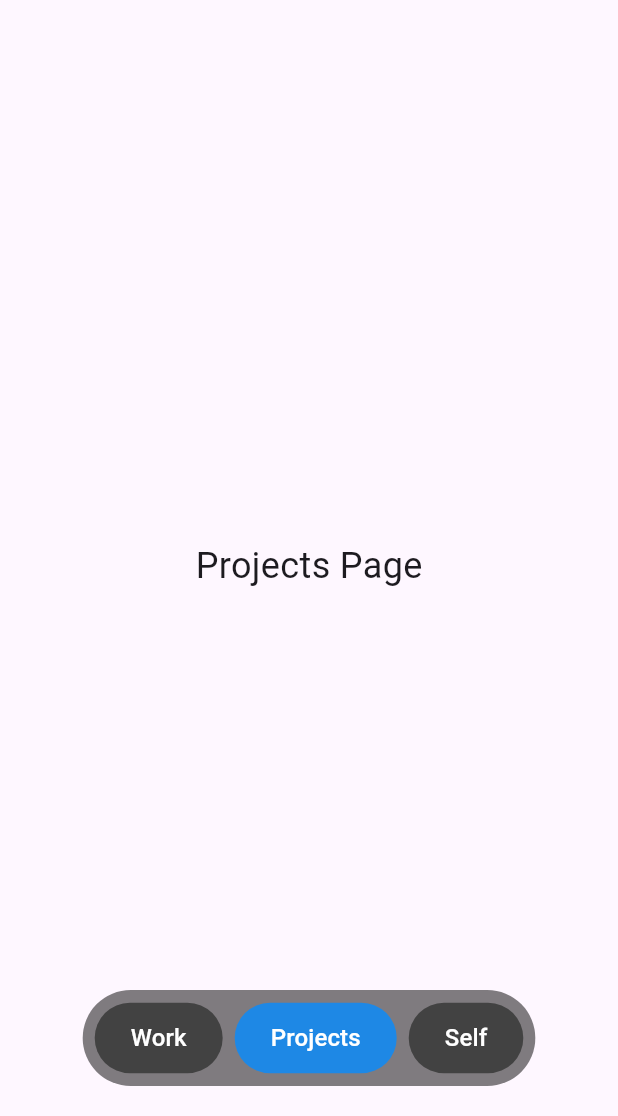
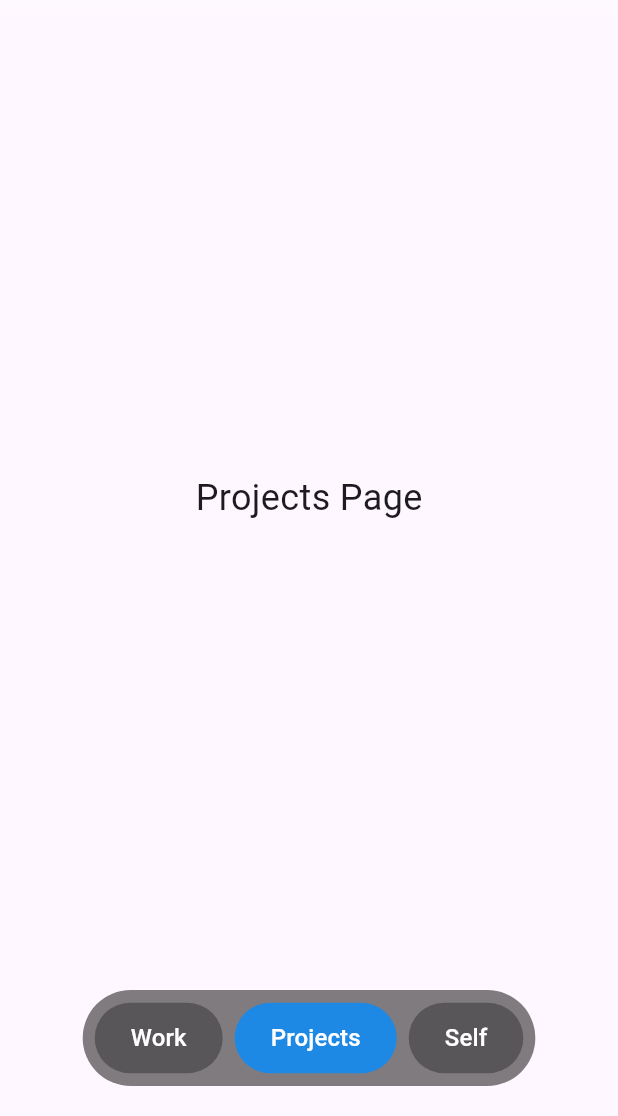
Before and after one commit to Guevara0711/Portafolio_Flutter, a Flutter app: the screen it shows after launch, item 2 of the bottom bar chosen, on a phone screen of 412 x 824 dp, the part 120-1236 px from its top. Run offline on Flutter 3.47's test engine with Material 3 defaults, Android fonts, the phone set to English and light mode, and no system bars.

Commit message:
cambios en scrool

```diff
--- a/lib/home.dart
+++ b/lib/home.dart
@@ -42,12 +42,28 @@ class _MyHomePageState extends State<MyHomePage> {
     return Scaffold(
       body: Stack(
         children: [
-          Column(
-            children: [
-              // Header fijo con padding ajustable
-              Container(
-                height: isMobile ? 90 : 90,  // Altura ajustada en móvil
-                padding: EdgeInsets.only(top: isMobile ? 30 : 0),  // Padding superior ajustable
+          // Contenido principal con scroll
+          _getCurrentPage(),
+
+          // Header flotante
+          Positioned(
+            top: 0,
+            left: 0,
+            right: 0,
+            child: Container(
+              height: isMobile ? 90 : 90,
+              padding: EdgeInsets.only(top: isMobile ? 30 : 0),
+              decoration: BoxDecoration(
+                gradient: LinearGradient(
+                  begin: Alignment.topCenter,
+                  end: Alignment.bottomCenter,
+                  colors: [
+                    Colors.white.withOpacity(0.1),
+                    Colors.white.withOpacity(0.1),
+                  ],
+                ),
+
+              ),
               child: Stack(
                 alignment: Alignment.center,
                 children: [
@@ -126,18 +142,12 @@ class _MyHomePageState extends State<MyHomePage> {
                 ],
               ),
             ),
-
-              // Contenido principal
-              Expanded(
-                child: _getCurrentPage(),
-              ),
-            ],
           ),
 
-          // Barra de navegación móvil
+          // Navegación móvil en la parte inferior
           if (isMobile)
             Positioned(
-              bottom: 20,  // Ajustado para estar más arriba
+              bottom: 20,
               left: 0,
               right: 0,
               child: Center(
@@ -169,7 +179,7 @@ class _MyHomePageState extends State<MyHomePage> {
   Widget _buildButton(String text, bool isPrimary, VoidCallback onPressed) {
     return ElevatedButton(
       style: ElevatedButton.styleFrom(
-        backgroundColor: isPrimary ? Colors.blue[600] : Colors.grey[800],
+        backgroundColor: isPrimary ? Colors.blue[600] : Colors.black.withOpacity(0.3),
         foregroundColor: Colors.white,
         elevation: 0,
         shape: RoundedRectangleBorder(
```
Also changed, not shown: lib/pages/work.dart (+40 -13 lines). Lines whose indentation alone changed are shown as unchanged.
